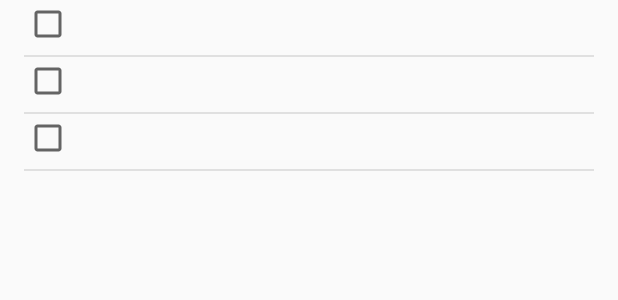
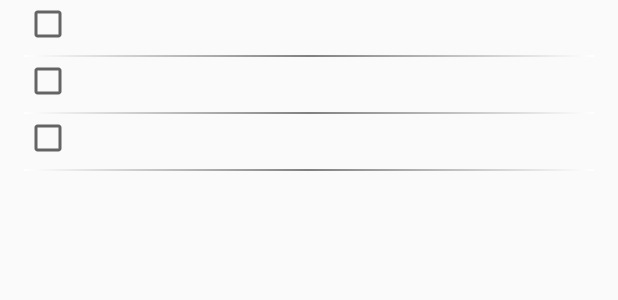
Before and after one commit to So-Sharma/OmniDoAndroid, an Android app: the layout todo_list_detail.xml on its own in the app's theme, with its tools: preview values and no code run, on a phone screen of 412 x 824 dp. Shown: the top 300 px of the screen. Run offline under Robolectric (Android 15) with nearby library versions, the phone set to English and light mode, and no system bars.

Commit message:
Divider update & fix title being lost when rotated

```diff
--- a/app/src/main/java/com/todolistapp/TodoListDetailFragment.java
+++ b/app/src/main/java/com/todolistapp/TodoListDetailFragment.java
@@ -40,17 +40,19 @@ public class TodoListDetailFragment extends Fragment {
         }
 
         toDoList = MasterList.getInstance().toDoListMap.get(getArguments().getString(ARG_ITEM_ID));
-
-        Activity activity = this.getActivity();
-        CollapsingToolbarLayout appBarLayout = (CollapsingToolbarLayout) activity.findViewById(R.id.toolbar_layout);
-        if (appBarLayout != null) {
-            appBarLayout.setTitle(getTitle());
-        }
     }
 
     @Override
     public View onCreateView(LayoutInflater inflater, ViewGroup container,
                              Bundle savedInstanceState) {
+        Activity activity = this.getActivity();
+
+        CollapsingToolbarLayout appBarLayout = (CollapsingToolbarLayout) activity.findViewById(R.id.toolbar_layout);
+
+        if (appBarLayout != null) {
+            appBarLayout.setTitle(getTitle());
+        }
+
         View rootView = inflater.inflate(R.layout.todo_list_detail, container, false);
 
         View recyclerView = rootView.findViewById(R.id.todo_list_detail);
--- /dev/null
+++ b/app/src/main/res/drawable/gradient.xml
@@ -0,0 +1,9 @@
+<?xml version="1.0" encoding="utf-8"?>
+<shape xmlns:android="http://schemas.android.com/apk/res/android"
+    android:shape="rectangle">
+    <gradient
+        android:startColor="#FFFFFF"
+        android:centerColor="@color/colorAccent"
+        android:endColor="#FFFFFF"
+        android:angle="0" />
+</shape>
--- a/app/src/main/res/layout/todo_list_detail_content.xml
+++ b/app/src/main/res/layout/todo_list_detail_content.xml
@@ -22,9 +22,7 @@
         android:textSize="@dimen/list_detail_name_font_size"/>
 
     <View
-        android:layout_width="match_parent"
-        android:layout_height="1dp"
-        android:layout_below="@+id/name"
-        android:background="@color/colorAccentLight" />
+        android:layout_below="@id/name"
+        style="@style/Divider" />
 
 </RelativeLayout>
--- a/app/src/main/res/layout/todo_master_list_content.xml
+++ b/app/src/main/res/layout/todo_master_list_content.xml
@@ -25,9 +25,8 @@
         android:textColor="@color/colorAccent" />
 
     <View
-        android:layout_below="@+id/description"
-        android:layout_width="fill_parent"
-        android:layout_height="1dp"
-        android:background="@color/colorAccentLight" />
+        android:layout_below="@id/description"
+        style="@style/Divider" />
+
 
 </RelativeLayout>
--- a/app/src/main/res/values/styles.xml
+++ b/app/src/main/res/values/styles.xml
@@ -20,4 +20,10 @@
     <style name="SplashTheme" parent="Theme.AppCompat.NoActionBar">
         <item name="android:windowBackground">@drawable/splash</item>
     </style>
+
+    <style name="Divider">
+        <item name="android:layout_width">match_parent</item>
+        <item name="android:layout_height">1dp</item>
+        <item name="android:background">@drawable/gradient</item>
+    </style>
 </resources>
```
